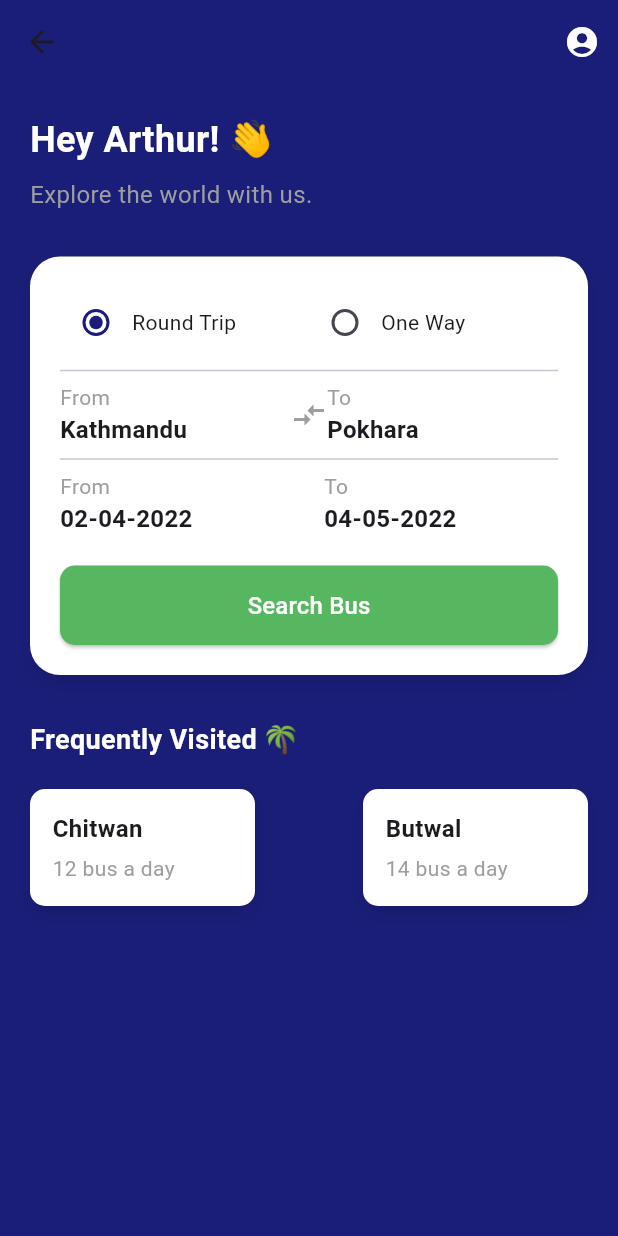
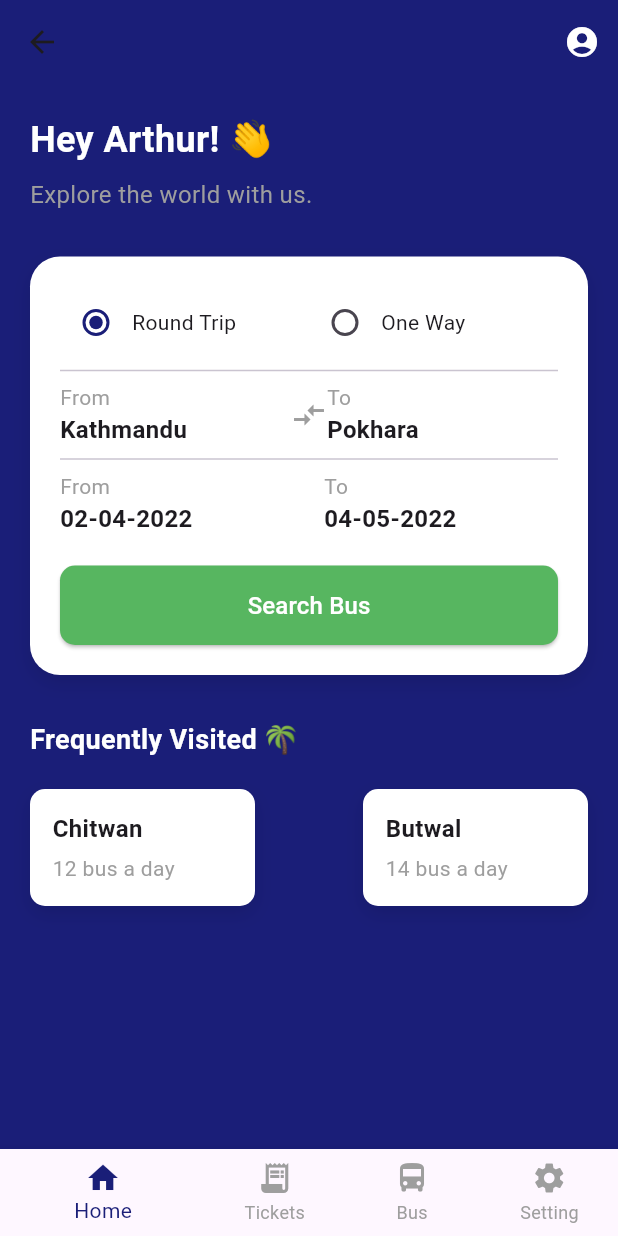
Before and after one commit to imasj-git/bus_ticket_application, a Flutter app: the HomeView screen opened by its route, on a phone screen of 412 x 824 dp. Run offline on Flutter 3.47's test engine with Material 3 defaults, Android fonts, the light colour scheme and no system bars.

Commit message:
dashbord complited

```diff
--- a/lib/view/home_view.dart
+++ b/lib/view/home_view.dart
@@ -209,7 +209,22 @@ class HomeView extends StatelessWidget {
           ],
         ),
       ),
-
+      bottomNavigationBar: BottomNavigationBar(
+        backgroundColor: Colors.white,
+        selectedItemColor: const Color(0xFF1A1E78),
+        unselectedItemColor: Colors.grey,
+        showUnselectedLabels: true,
+        items: const [
+          BottomNavigationBarItem(icon: Icon(Icons.home), label: "Home"),
+          BottomNavigationBarItem(icon: Icon(Icons.receipt_long), label: "Tickets"),
+          BottomNavigationBarItem(icon: Icon(Icons.directions_bus), label: "Bus"),
+          BottomNavigationBarItem(icon: Icon(Icons.settings), label: "Setting"),
+        ],
+        currentIndex: 0,
+        onTap: (index) {
+          // Add bottom navigation logic
+        },
+      ),
     );
   }
 
```
